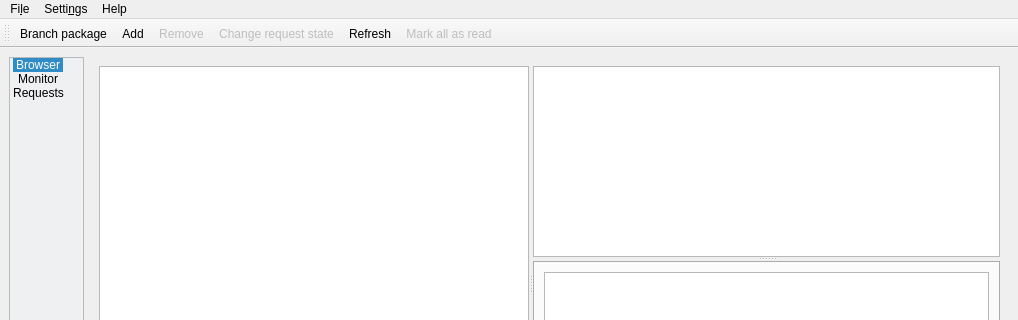
javierllorente/qactus, file src/gui/mainwindow.ui: the form before one commit; both pictures show x 0 to 1018 and y 0 to 320 of the 1018 by 540 pixel window.
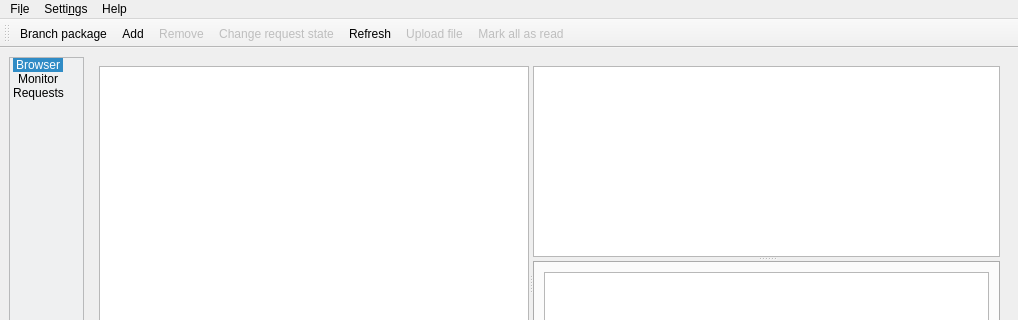
The form after the commit. Icons and pictures are not drawn. Custom widgets are drawn as their Qt base class.

Commit message: - Add upload button to toolbar - Implement on_action_Upload_file_triggered() to read file to be uploaded - Implement slotUploadFile() and slotUploadFileError() - Show/hide upload button depending on current tab (browser) and enable/ disable it if a project and a package are selected - Connect related obs uploadFile() signals

Diff of the .ui file:
```diff
--- a/src/gui/mainwindow.ui
+++ b/src/gui/mainwindow.ui
@@ -396,6 +396,7 @@
    <addaction name="action_Remove"/>
    <addaction name="actionChange_request_state"/>
    <addaction name="action_Refresh"/>
+   <addaction name="action_Upload_file"/>
    <addaction name="action_Mark_all_as_read"/>
   </widget>
   <action name="action_About">
@@ -541,6 +542,20 @@
     <string>&amp;API information</string>
    </property>
   </action>
+  <action name="action_Upload_file">
+   <property name="enabled">
+    <bool>false</bool>
+   </property>
+   <property name="icon">
+    <iconset theme="cloud-upload"/>
+   </property>
+   <property name="text">
+    <string>&amp;Upload file</string>
+   </property>
+   <property name="shortcut">
+    <string>Ctrl+U</string>
+   </property>
+  </action>
  </widget>
  <customwidgets>
   <customwidget>
```
The commit also changes 2 other files.
